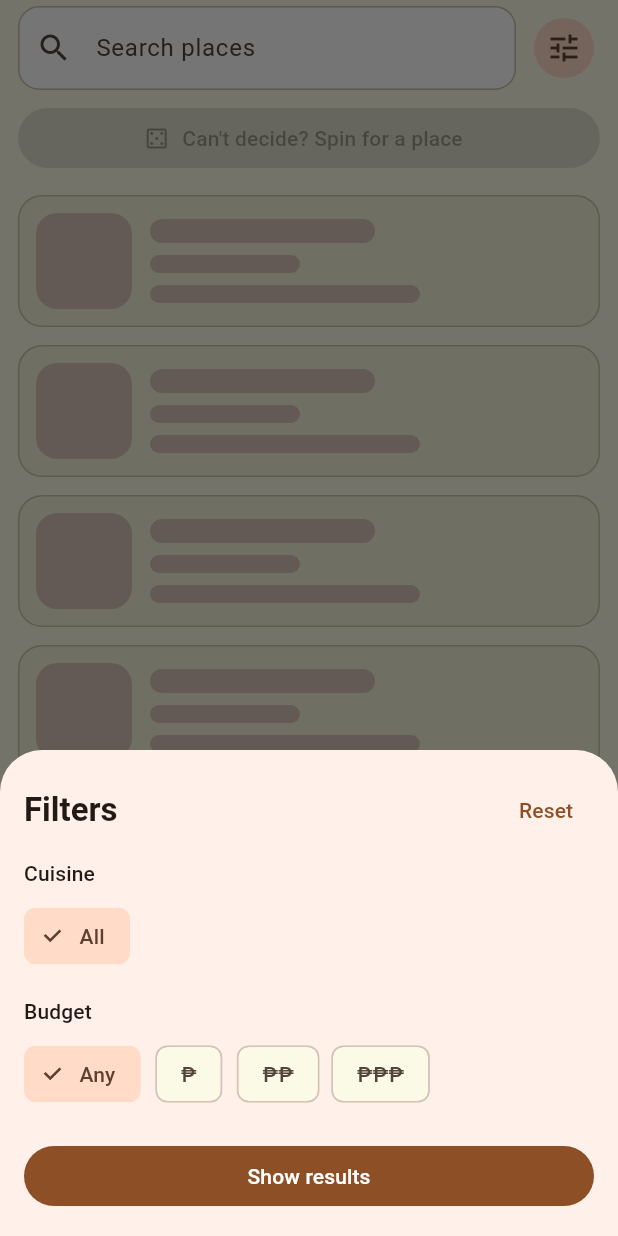
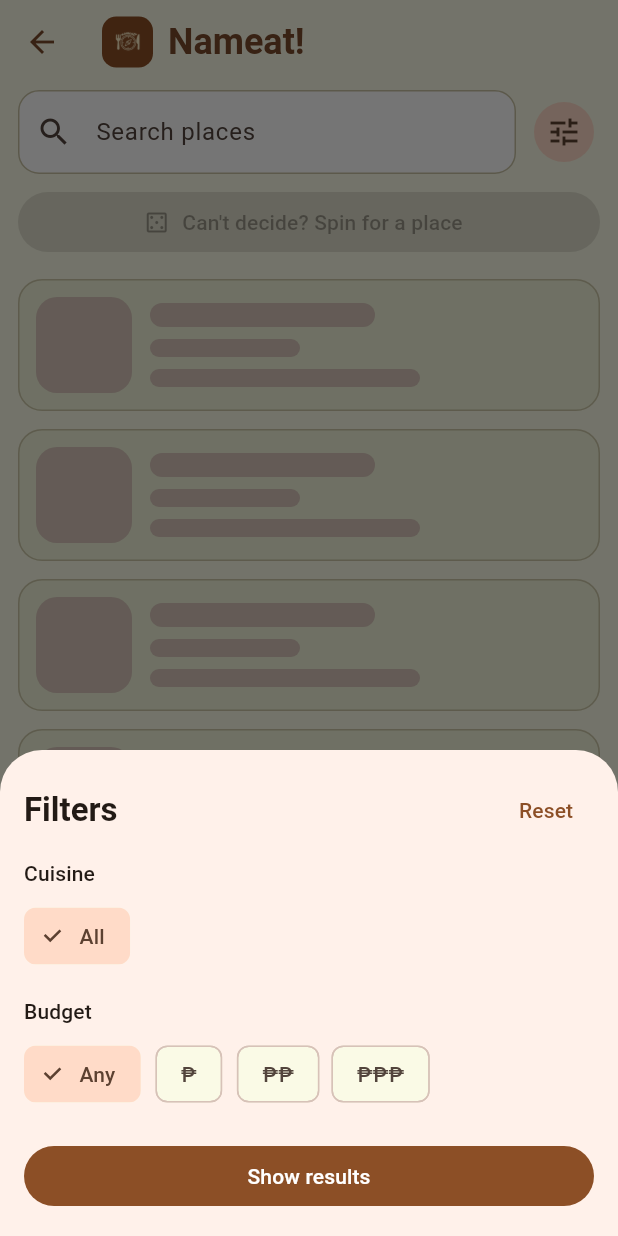
Before and after one commit to chloorophyll/Nameat---Flutter-App, a Flutter app: the HomeShell screen opened directly, after a tap on the "tune" icon, on a phone screen of 412 x 824 dp. Run offline on Flutter 3.47's test engine with Material 3 defaults, Android fonts, the light colour scheme and no system bars; our stand-ins replace image_picker, shared_preferences; accounts and stored records are empty.

Commit message:
Add logo, Add place button in bottom bar, and updated place card

```diff
--- a/lib/screens/home_shell.dart
+++ b/lib/screens/home_shell.dart
@@ -1,4 +1,5 @@
 import 'package:flutter/material.dart';
+import '../widgets/app_logo.dart';
 import 'discover_screen.dart';
 import 'favorites_screen.dart';
 
@@ -10,23 +11,44 @@
 }
 
 class _HomeShellState extends State<HomeShell> {
-  int _index = 0;
+  int _page = 0; // 0 = Discover, 1 = Favorites
+
+  // Bottom bar positions: 0 = Discover, 1 = Add, 2 = Favorites
+  int get _barIndex => _page == 0 ? 0 : 2;
+
+  void _onBarTap(int index) {
+    if (index == 1) {
+      Navigator.pushNamed(context, '/place-form');
+      return;
+    }
+    setState(() => _page = index == 0 ? 0 : 1);
+  }
 
   @override
   Widget build(BuildContext context) {
     return Scaffold(
+      appBar: AppBar(
+        titleSpacing: 12,
+        title: const Row(
+          children: [AppLogo(size: 34), SizedBox(width: 10), Text('Nameat!')],
+        ),
+      ),
       body: IndexedStack(
-        index: _index,
+        index: _page,
         children: const [DiscoverScreen(), FavoritesScreen()],
       ),
       bottomNavigationBar: NavigationBar(
-        selectedIndex: _index,
-        onDestinationSelected: (i) => setState(() => _index = i),
+        selectedIndex: _barIndex,
+        onDestinationSelected: _onBarTap,
         destinations: const [
           NavigationDestination(
             icon: Icon(Icons.explore_outlined),
             selectedIcon: Icon(Icons.explore),
             label: 'Discover',
+          ),
+          NavigationDestination(
+            icon: Icon(Icons.add_circle_outline, size: 30),
+            label: 'Add place',
           ),
           NavigationDestination(
             icon: Icon(Icons.favorite_border),
--- a/lib/services/geocoding_service.dart
+++ b/lib/services/geocoding_service.dart
@@ -2,7 +2,6 @@
 import 'package:flutter/foundation.dart' show kIsWeb;
 import 'package:http/http.dart' as http;
 
-/// Looks up a street address from coordinates using OpenStreetMap Nominatim.
 class GeocodingService {
   Future<String?> reverse(double latitude, double longitude) async {
     try {
--- a/lib/utils/format.dart
+++ b/lib/utils/format.dart
@@ -1,4 +1,3 @@
-/// Turns raw OSM cuisine tags like "donut;coffee_shop" into "Donut, Coffee shop".
 String prettyCuisine(String? raw) {
   if (raw == null || raw.trim().isEmpty) return 'Cuisine not specified';
   return raw
--- a/pubspec.yaml
+++ b/pubspec.yaml
@@ -64,6 +64,7 @@
   uses-material-design: true
   assets:
     - assets/sample_places.json
+    - assets/icon.png
 
   # To add assets to your application, add an assets section, like this:
   # assets:
```
Also changed, not shown: lib/widgets/place_card.dart (+17 -10 lines), assets/icon.png (added).
